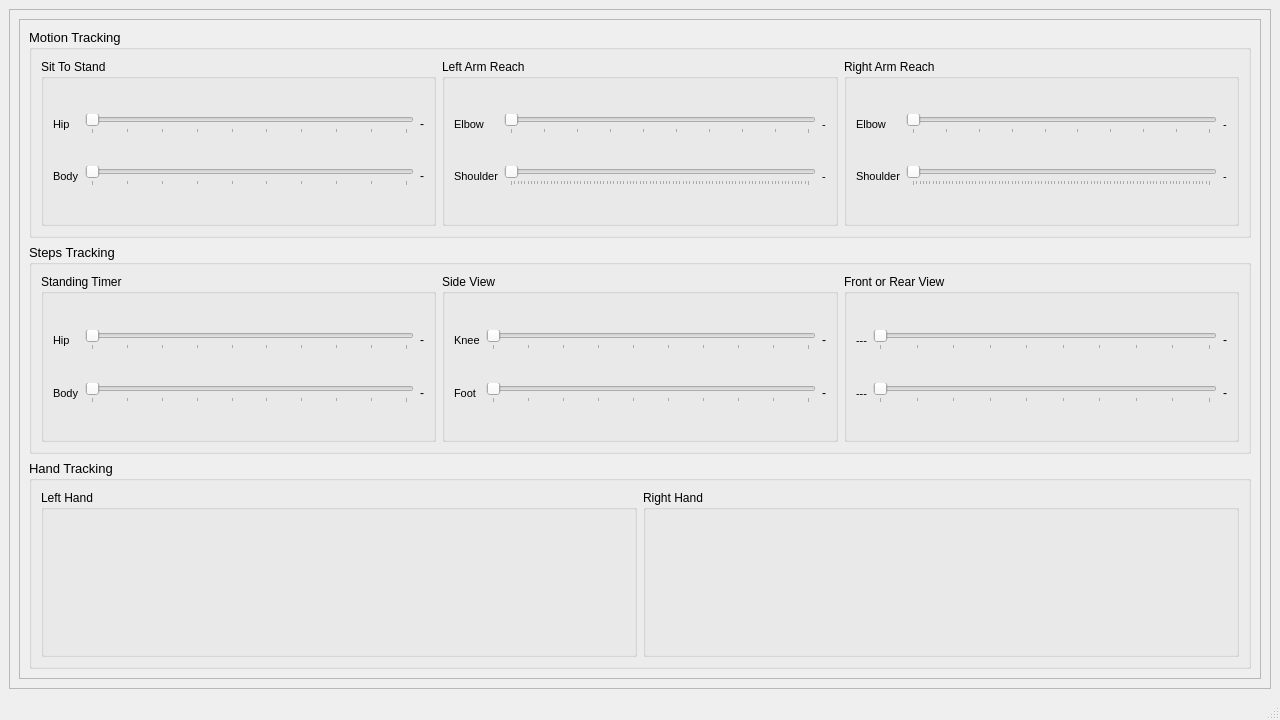
First picture: the form in app_util/ui/gui_thresh.ui, repository NeuroRehack/PhysiCam, before the edit.
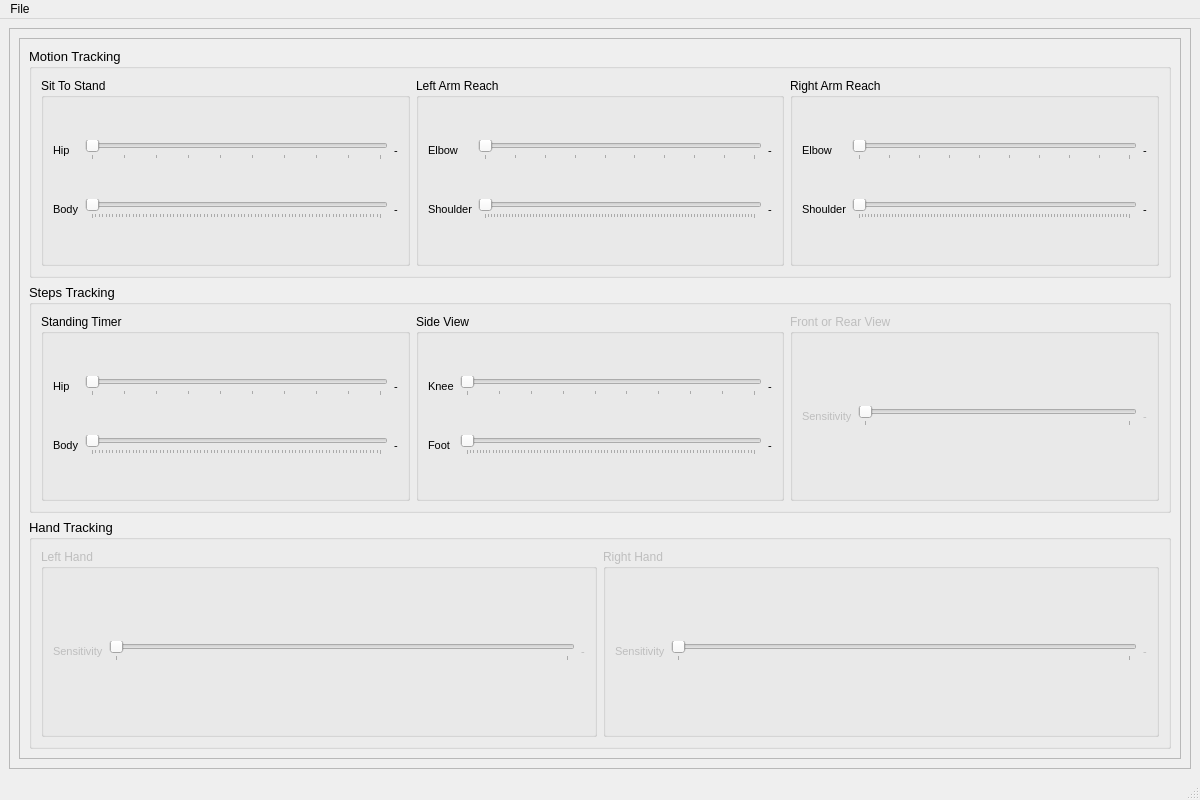
Second picture: the form after the edit.

Commit message: added threshold adjustments to the 'sit to stand' movement

```diff
--- a/app_util/ui/gui_thresh.ui
+++ b/app_util/ui/gui_thresh.ui
@@ -6,8 +6,8 @@
    <rect>
     <x>0</x>
     <y>0</y>
-    <width>1280</width>
-    <height>720</height>
+    <width>1200</width>
+    <height>800</height>
    </rect>
   </property>
   <property name="windowTitle">
@@ -31,8 +31,8 @@
         <rect>
          <x>0</x>
          <y>0</y>
-         <width>1266</width>
-         <height>670</height>
+         <width>1186</width>
+         <height>750</height>
         </rect>
        </property>
        <layout class="QGridLayout" name="gridLayout_2">
@@ -73,28 +73,6 @@
                  <string>Sit To Stand</string>
                 </property>
                 <layout class="QGridLayout" name="gridLayout_3">
-                 <item row="1" column="1">
-                  <widget class="QSlider" name="sitToStand_bodyAngle_horizontalSlider">
-                   <property name="minimum">
-                    <number>90</number>
-                   </property>
-                   <property name="maximum">
-                    <number>180</number>
-                   </property>
-                   <property name="singleStep">
-                    <number>1</number>
-                   </property>
-                   <property name="orientation">
-                    <enum>Qt::Horizontal</enum>
-                   </property>
-                   <property name="tickPosition">
-                    <enum>QSlider::TicksBelow</enum>
-                   </property>
-                   <property name="tickInterval">
-                    <number>0</number>
-                   </property>
-                  </widget>
-                 </item>
                  <item row="0" column="1">
                   <widget class="QSlider" name="sitToStand_hipAngle_horizontalSlider">
                    <property name="minimum">
@@ -142,19 +120,51 @@
                   </widget>
                  </item>
                  <item row="0" column="2">
-                  <widget class="QLabel" name="label_7">
+                  <widget class="QLabel" name="sitToStand_hip_label">
+                   <property name="font">
+                    <font>
+                     <pointsize>8</pointsize>
+                    </font>
+                   </property>
                    <property name="text">
                     <string>-</string>
                    </property>
                   </widget>
                  </item>
                  <item row="1" column="2">
-                  <widget class="QLabel" name="label_8">
+                  <widget class="QLabel" name="sitToStand_body_label">
+                   <property name="font">
+                    <font>
+                     <pointsize>8</pointsize>
+                    </font>
+                   </property>
                    <property name="text">
                     <string>-</string>
                    </property>
                   </widget>
                  </item>
+                 <item row="1" column="1">
+                  <widget class="QSlider" name="sitToStand_bodyAngle_horizontalSlider">
+                   <property name="minimum">
+                    <number>0</number>
+                   </property>
+                   <property name="maximum">
+                    <number>85</number>
+                   </property>
+                   <property name="singleStep">
+                    <number>1</number>
+                   </property>
+                   <property name="orientation">
+                    <enum>Qt::Horizontal</enum>
+                   </property>
+                   <property name="tickPosition">
+                    <enum>QSlider::TicksBelow</enum>
+                   </property>
+                   <property name="tickInterval">
+                    <number>0</number>
+                   </property>
+                  </widget>
+                 </item>
                 </layout>
                </widget>
               </item>
@@ -426,10 +436,10 @@
                  <item row="1" column="1">
                   <widget class="QSlider" name="standingTimer_bodyAngle_horizontalSlider">
                    <property name="minimum">
-                    <number>90</number>
+                    <number>0</number>
                    </property>
                    <property name="maximum">
-                    <number>180</number>
+                    <number>85</number>
                    </property>
                    <property name="singleStep">
                     <number>1</number>
@@ -447,6 +457,11 @@
                  </item>
                  <item row="0" column="2">
                   <widget class="QLabel" name="label_15">
+                   <property name="font">
+                    <font>
+                     <pointsize>8</pointsize>
+                    </font>
+                   </property>
                    <property name="text">
                     <string>-</string>
                    </property>
@@ -454,6 +469,11 @@
                  </item>
                  <item row="1" column="2">
                   <widget class="QLabel" name="label_16">
+                   <property name="font">
+                    <font>
+                     <pointsize>8</pointsize>
+                    </font>
+                   </property>
                    <property name="text">
                     <string>-</string>
                    </property>
@@ -522,10 +542,10 @@
                  <item row="1" column="1">
                   <widget class="QSlider" name="stepsTracking_sideView_footAngle_horizontalSlider">
                    <property name="minimum">
-                    <number>90</number>
+                    <number>0</number>
                    </property>
                    <property name="maximum">
-                    <number>180</number>
+                    <number>90</number>
                    </property>
                    <property name="singleStep">
                     <number>1</number>
@@ -543,6 +563,11 @@
                  </item>
                  <item row="0" column="2">
                   <widget class="QLabel" name="label_17">
+                   <property name="font">
+                    <font>
+                     <pointsize>8</pointsize>
+                    </font>
+                   </property>
                    <property name="text">
                     <string>-</string>
                    </property>
@@ -550,6 +575,11 @@
                  </item>
                  <item row="1" column="2">
                   <widget class="QLabel" name="label_18">
+                   <property name="font">
+                    <font>
+                     <pointsize>8</pointsize>
+                    </font>
+                   </property>
                    <property name="text">
                     <string>-</string>
                    </property>
@@ -560,6 +590,9 @@
               </item>
               <item>
                <widget class="QGroupBox" name="groupBox_9">
+                <property name="enabled">
+                 <bool>false</bool>
+                </property>
                 <property name="font">
                  <font>
                   <pointsize>9</pointsize>
@@ -569,25 +602,13 @@
                  <string>Front or Rear View</string>
                 </property>
                 <layout class="QGridLayout" name="gridLayout_8">
-                 <item row="0" column="0">
-                  <widget class="QLabel" name="label_11">
-                   <property name="font">
-                    <font>
-                     <pointsize>8</pointsize>
-                    </font>
-                   </property>
-                   <property name="text">
-                    <string>---</string>
-                   </property>
-                  </widget>
-                 </item>
                  <item row="0" column="1">
                   <widget class="QSlider" name="sitToStand_hipAngle_horizontalSlider_7">
                    <property name="minimum">
-                    <number>90</number>
+                    <number>1</number>
                    </property>
                    <property name="maximum">
-                    <number>180</number>
+                    <number>10</number>
                    </property>
                    <property name="singleStep">
                     <number>1</number>
@@ -603,49 +624,25 @@
                    </property>
                   </widget>
                  </item>
-                 <item row="1" column="0">
-                  <widget class="QLabel" name="label_14">
+                 <item row="0" column="0">
+                  <widget class="QLabel" name="label_11">
                    <property name="font">
                     <font>
                      <pointsize>8</pointsize>
                     </font>
                    </property>
                    <property name="text">
-                    <string>---</string>
-                   </property>
-                  </widget>
-                 </item>
-                 <item row="1" column="1">
-                  <widget class="QSlider" name="sitToStand_hipAngle_horizontalSlider_8">
-                   <property name="minimum">
-                    <number>90</number>
-                   </property>
-                   <property name="maximum">
-                    <number>180</number>
-                   </property>
-                   <property name="singleStep">
-                    <number>1</number>
-                   </property>
-                   <property name="orientation">
-                    <enum>Qt::Horizontal</enum>
-                   </property>
-                   <property name="tickPosition">
-                    <enum>QSlider::TicksBelow</enum>
-                   </property>
-                   <property name="tickInterval">
-                    <number>0</number>
+                    <string>Sensitivity</string>
                    </property>
                   </widget>
                  </item>
                  <item row="0" column="2">
                   <widget class="QLabel" name="label_19">
-                   <property name="text">
-                    <string>-</string>
+                   <property name="font">
+                    <font>
+                     <pointsize>8</pointsize>
+                    </font>
                    </property>
-                  </widget>
-                 </item>
-                 <item row="1" column="2">
-                  <widget class="QLabel" name="label_20">
                    <property name="text">
                     <string>-</string>
                    </property>
@@ -670,6 +667,9 @@
              <layout class="QHBoxLayout" name="horizontalLayout_3">
               <item>
                <widget class="QGroupBox" name="groupBox_10">
+                <property name="enabled">
+                 <bool>false</bool>
+                </property>
                 <property name="font">
                  <font>
                   <pointsize>9</pointsize>
@@ -678,10 +678,61 @@
                 <property name="title">
                  <string>Left Hand</string>
                 </property>
+                <layout class="QGridLayout" name="gridLayout_9">
+                 <item row="0" column="0">
+                  <widget class="QLabel" name="label_14">
+                   <property name="font">
+                    <font>
+                     <pointsize>8</pointsize>
+                    </font>
+                   </property>
+                   <property name="text">
+                    <string>Sensitivity</string>
+                   </property>
+                  </widget>
+                 </item>
+                 <item row="0" column="1">
+                  <widget class="QSlider" name="sitToStand_hipAngle_horizontalSlider_8">
+                   <property name="minimum">
+                    <number>1</number>
+                   </property>
+                   <property name="maximum">
+                    <number>10</number>
+                   </property>
+                   <property name="singleStep">
+                    <number>1</number>
+                   </property>
+                   <property name="orientation">
+                    <enum>Qt::Horizontal</enum>
+                   </property>
+                   <property name="tickPosition">
+                    <enum>QSlider::TicksBelow</enum>
+                   </property>
+                   <property name="tickInterval">
+                    <number>0</number>
+                   </property>
+                  </widget>
+                 </item>
+                 <item row="0" column="2">
+                  <widget class="QLabel" name="label_20">
+                   <property name="font">
+                    <font>
+                     <pointsize>8</pointsize>
+                    </font>
+                   </property>
+                   <property name="text">
+                    <string>-</string>
+                   </property>
+                  </widget>
+                 </item>
+                </layout>
                </widget>
               </item>
               <item>
                <widget class="QGroupBox" name="groupBox_11">
+                <property name="enabled">
+                 <bool>false</bool>
+                </property>
                 <property name="font">
                  <font>
                   <pointsize>9</pointsize>
@@ -690,6 +741,54 @@
                 <property name="title">
                  <string>Right Hand</string>
                 </property>
+                <layout class="QGridLayout" name="gridLayout_10">
+                 <item row="0" column="0">
+                  <widget class="QLabel" name="label_22">
+                   <property name="font">
+                    <font>
+                     <pointsize>8</pointsize>
+                    </font>
+                   </property>
+                   <property name="text">
+                    <string>Sensitivity</string>
+                   </property>
+                  </widget>
+                 </item>
+                 <item row="0" column="1">
+                  <widget class="QSlider" name="sitToStand_hipAngle_horizontalSlider_9">
+                   <property name="minimum">
+                    <number>1</number>
+                   </property>
+                   <property name="maximum">
+                    <number>10</number>
+                   </property>
+                   <property name="singleStep">
+                    <number>1</number>
+                   </property>
+                   <property name="orientation">
+                    <enum>Qt::Horizontal</enum>
+                   </property>
+                   <property name="tickPosition">
+                    <enum>QSlider::TicksBelow</enum>
+                   </property>
+                   <property name="tickInterval">
+                    <number>0</number>
+                   </property>
+                  </widget>
+                 </item>
+                 <item row="0" column="2">
+                  <widget class="QLabel" name="label_21">
+                   <property name="font">
+                    <font>
+                     <pointsize>8</pointsize>
+                    </font>
+                   </property>
+                   <property name="text">
+                    <string>-</string>
+                   </property>
+                  </widget>
+                 </item>
+                </layout>
                </widget>
               </item>
              </layout>
@@ -709,10 +808,17 @@
     <rect>
      <x>0</x>
      <y>0</y>
-     <width>1280</width>
+     <width>1200</width>
      <height>18</height>
     </rect>
    </property>
+   <widget class="QMenu" name="menuFile">
+    <property name="title">
+     <string>File</string>
+    </property>
+    <addaction name="actionSave_Settings"/>
+   </widget>
+   <addaction name="menuFile"/>
   </widget>
   <widget class="QStatusBar" name="statusbar"/>
  </widget>
```
Left out of the diff: 8 changed lines with no effect on the pictures. The commit also changes 6 other files.
